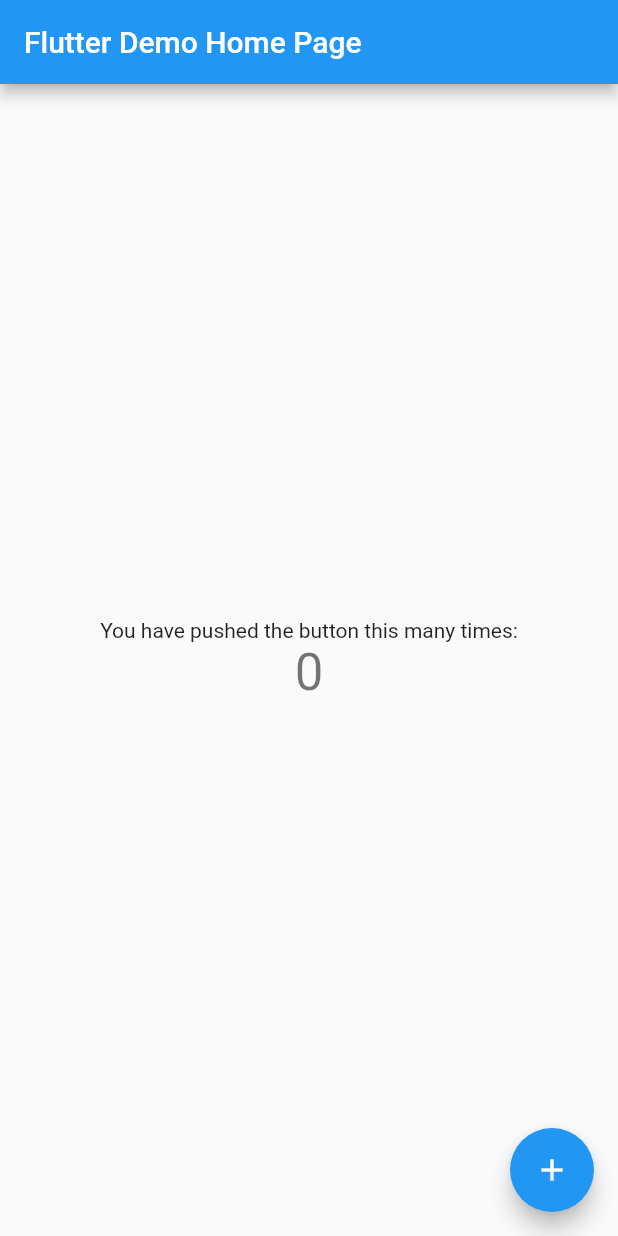
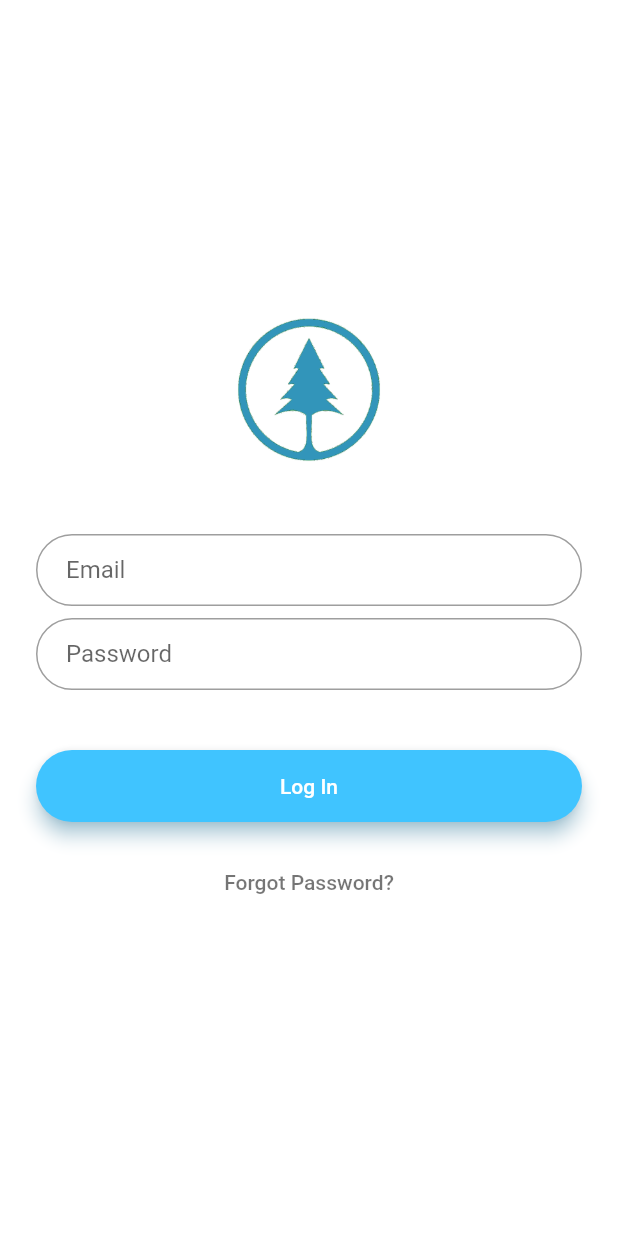
Before and after one commit to Eycer1/pine, a Flutter app: the screen it shows after launch, on a phone screen of 412 x 824 dp. Run offline on Flutter 3.47's test engine with Material 2 defaults, Android fonts, the phone set to English and light mode, and no system bars; Roboto replaces fonts that are missing (Nunito).

Commit message:
login page

```diff
--- a/lib/main.dart
+++ b/lib/main.dart
@@ -1,115 +1,21 @@
 import 'package:flutter/material.dart';
+import 'package:pine/routes/routes.dart';
+import 'package:pine/pages/login.dart';
 
-void main() {
-  runApp(const MyApp());
+void main(List<String> args) {
+  return runApp(const PineApp());
 }
 
-class MyApp extends StatelessWidget {
-  const MyApp({super.key});
+class PineApp extends StatelessWidget {
+  const PineApp({Key? key}) : super(key: key);
 
-  // This widget is the root of your application.
   @override
   Widget build(BuildContext context) {
     return MaterialApp(
-      title: 'Flutter Demo',
-      theme: ThemeData(
-        // This is the theme of your application.
-        //
-        // Try running your application with "flutter run". You'll see the
-        // application has a blue toolbar. Then, without quitting the app, try
-        // changing the primarySwatch below to Colors.green and then invoke
-        // "hot reload" (press "r" in the console where you ran "flutter run",
-        // or simply save your changes to "hot reload" in a Flutter IDE).
-        // Notice that the counter didn't reset back to zero; the application
-        // is not restarted.
-        primarySwatch: Colors.blue,
-      ),
-      home: const MyHomePage(title: 'Flutter Demo Home Page'),
-    );
+        title: 'Pine Application',
+        // routes: routes,
+        debugShowCheckedModeBanner: false,
+        theme: ThemeData(primarySwatch: Colors.lightBlue, fontFamily: 'Nunito'),
+        home: const LoginPage());
   }
 }
-
-class MyHomePage extends StatefulWidget {
-  const MyHomePage({super.key, required this.title});
-
-  // This widget is the home page of your application. It is stateful, meaning
-  // that it has a State object (defined below) that contains fields that affect
-  // how it looks.
-
-  // This class is the configuration for the state. It holds the values (in this
-  // case the title) provided by the parent (in this case the App widget) and
-  // used by the build method of the State. Fields in a Widget subclass are
-  // always marked "final".
-
-  final String title;
-
-  @override
-  State<MyHomePage> createState() => _MyHomePageState();
-}
-
-class _MyHomePageState extends State<MyHomePage> {
-  int _counter = 0;
-
-  void _incrementCounter() {
-    setState(() {
-      // This call to setState tells the Flutter framework that something has
-      // changed in this State, which causes it to rerun the build method below
-      // so that the display can reflect the updated values. If we changed
-      // _counter without calling setState(), then the build method would not be
-      // called again, and so nothing would appear to happen.
-      _counter++;
-    });
-  }
-
-  @override
-  Widget build(BuildContext context) {
-    // This method is rerun every time setState is called, for instance as done
-    // by the _incrementCounter method above.
-    //
-    // The Flutter framework has been optimized to make rerunning build methods
-    // fast, so that you can just rebuild anything that needs updating rather
-    // than having to individually change instances of widgets.
-    return Scaffold(
-      appBar: AppBar(
-        // Here we take the value from the MyHomePage object that was created by
-        // the App.build method, and use it to set our appbar title.
-        title: Text(widget.title),
-      ),
-      body: Center(
-        // Center is a layout widget. It takes a single child and positions it
-        // in the middle of the parent.
-        child: Column(
-          // Column is also a layout widget. It takes a list of children and
-          // arranges them vertically. By default, it sizes itself to fit its
-          // children horizontally, and tries to be as tall as its parent.
-          //
-          // Invoke "debug painting" (press "p" in the console, choose the
-          // "Toggle Debug Paint" action from the Flutter Inspector in Android
-          // Studio, or the "Toggle Debug Paint" command in Visual Studio Code)
-          // to see the wireframe for each widget.
-          //
-          // Column has various properties to control how it sizes itself and
-          // how it positions its children. Here we use mainAxisAlignment to
-          // center the children vertically; the main axis here is the vertical
-          // axis because Columns are vertical (the cross axis would be
-          // horizontal).
-          mainAxisAlignment: MainAxisAlignment.center,
-          children: <Widget>[
-            const Text(
-              'You have pushed the button this many times:',
-            ),
-            Text(
-              '$_counter',
-              style: Theme.of(context).textTheme.headlineMedium,
-            ),
-          ],
-        ),
-      ),
-      floatingActionButton: FloatingActionButton(
-        onPressed: _incrementCounter,
-        tooltip: 'Increment',
-        child: const Icon(Icons.add),
-      ), // This trailing comma makes auto-formatting nicer for build methods.
-    );
-  }
-}
--- /dev/null
+++ b/lib/pages/home.dart
@@ -0,0 +1,15 @@
+import 'package:flutter/material.dart';
+
+class HomePage extends StatefulWidget {
+  const HomePage({super.key});
+
+  @override
+  State<HomePage> createState() => _HomePageState();
+}
+
+class _HomePageState extends State<HomePage> {
+  @override
+  Widget build(BuildContext context) {
+    return const Placeholder();
+  }
+}
--- /dev/null
+++ b/lib/pages/login.dart
@@ -0,0 +1,85 @@
+import 'package:flutter/material.dart';
+
+class LoginPage extends StatefulWidget {
+  static String tag = 'login';
+  const LoginPage({super.key});
+
+  @override
+  State<LoginPage> createState() => _LoginPageState();
+}
+
+class _LoginPageState extends State<LoginPage> {
+  @override
+  Widget build(BuildContext context) {
+    final logo = Hero(
+        tag: 'hero',
+        child: CircleAvatar(
+            backgroundColor: Colors.transparent,
+            radius: 48.0,
+            child: Image.asset('assets/logo.png')));
+
+    final email = TextFormField(
+      keyboardType: TextInputType.emailAddress,
+      autofocus: false,
+      decoration: InputDecoration(
+          hintText: 'Email',
+          contentPadding: const EdgeInsets.fromLTRB(20.0, 10.0, 20.0, 10.0),
+          border:
+              OutlineInputBorder(borderRadius: BorderRadius.circular(32.0))),
+    );
+
+    final password = TextFormField(
+      autofocus: false,
+      obscureText: true,
+      decoration: InputDecoration(
+          hintText: 'Password',
+          contentPadding: const EdgeInsets.fromLTRB(20.0, 10.0, 20.0, 10.0),
+          border:
+              OutlineInputBorder(borderRadius: BorderRadius.circular(32.0))),
+    );
+
+    final loginButton = Padding(
+      padding: const EdgeInsets.symmetric(vertical: 16.0),
+      child: Material(
+          borderRadius: BorderRadius.circular(30.0),
+          shadowColor: Colors.lightBlueAccent.shade100,
+          color: Colors.lightBlueAccent,
+          elevation: 5.0,
+          child: MaterialButton(
+            height: 42.0,
+            onPressed: () {},
+            // color: Colors.lightBlueAccent,
+            child: const Text(
+              'Log In',
+              style: TextStyle(color: Colors.white),
+            ),
+          )),
+    );
+
+    final forgotLabel = TextButton(
+      onPressed: () {},
+      child: const Text('Forgot Password?',
+          style: TextStyle(color: Colors.black54)),
+    );
+
+    return Scaffold(
+      backgroundColor: Colors.white,
+      body: Center(
+        child: ListView(
+          shrinkWrap: true,
+          padding: const EdgeInsets.only(left: 24.0, right: 24.0),
+          children: <Widget>[
+            logo,
+            const SizedBox(height: 48.0),
+            email,
+            const SizedBox(height: 8.0),
+            password,
+            const SizedBox(height: 24.0),
+            loginButton,
+            forgotLabel
+          ],
+        ),
+      ),
+    );
+  }
+}
--- /dev/null
+++ b/lib/routes/routes.dart
@@ -0,0 +1,7 @@
+import 'package:pine/pages/home.dart';
+import 'package:pine/pages/login.dart';
+
+final routes = {
+  '/': (context) => const HomePage(),
+  '/login': (context) => const LoginPage()
+};
--- a/pubspec.yaml
+++ b/pubspec.yaml
@@ -1,5 +1,5 @@
 name: pine
-description: A new Flutter project.
+description: Just another lonely pine.
 # The following line prevents the package from being accidentally published to
 # pub.dev using `flutter pub publish`. This is preferred for private packages.
 publish_to: 'none' # Remove this line if you wish to publish to pub.dev
@@ -63,6 +63,9 @@ flutter:
   #   - images/a_dot_burr.jpeg
   #   - images/a_dot_ham.jpeg
 
+  assets:
+    - assets/logo.png
+
   # An image asset can refer to one or more resolution-specific "variants", see
   # https://flutter.dev/assets-and-images/#resolution-aware
 
```
Also changed, not shown: assets/logo.png (added), 1 other file.
